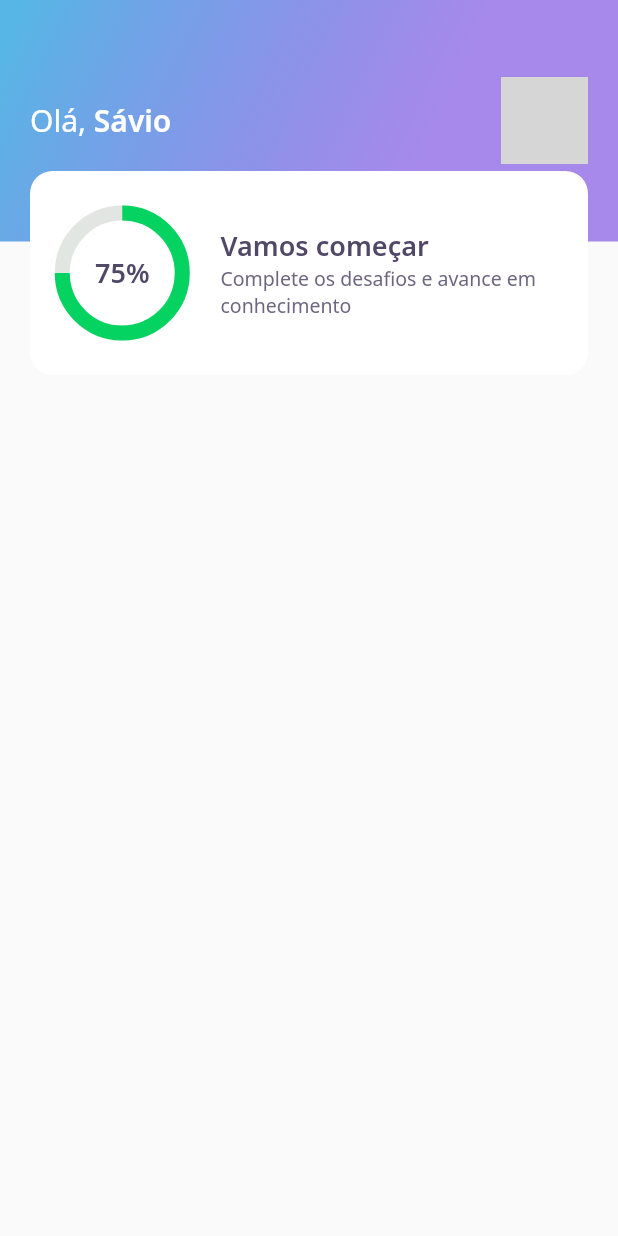
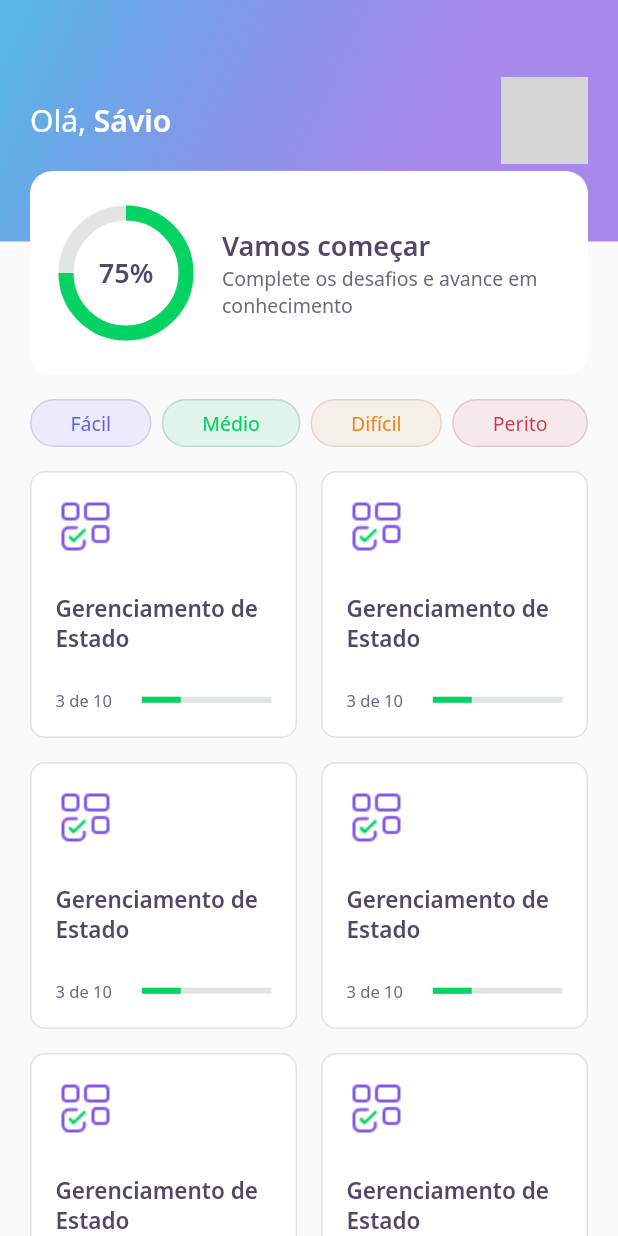
Before and after one commit to savioacp/DevQuiz, a Flutter app: the HomePage screen opened directly, on a phone screen of 412 x 824 dp. Run offline on Flutter 3.47's test engine with Material 2 defaults, Android fonts, the phone set to English and light mode, and no system bars; our stand-ins replace google_fonts; network calls fail; grey boxes are pictures that could not be loaded.

Commit message:
:two: Segundo dia
Página do desafio e cards de quiz, com seus respectivos widgets.

```diff
--- a/lib/core/app_widget.dart
+++ b/lib/core/app_widget.dart
@@ -1,3 +1,4 @@
+import 'package:dev_quiz/challenge/challenge_page.dart';
 import 'package:dev_quiz/home/home_page.dart';
 import 'package:dev_quiz/splash/splash_page.dart';
 import 'package:flutter/material.dart';
@@ -7,7 +8,7 @@ class AppWidget extends StatelessWidget {
   Widget build(BuildContext context) {
     return MaterialApp(
       title: "DevQuiz",
-      home: HomePage(),
+      home: ChallengePage(),
     );
   }
 }
--- a/lib/home/home_page.dart
+++ b/lib/home/home_page.dart
@@ -1,4 +1,6 @@
 import 'package:dev_quiz/home/widgets/appbar/appbar_widget.dart';
+import 'package:dev_quiz/home/widgets/level_button/level_button_widget.dart';
+import 'package:dev_quiz/home/widgets/quiz_card/quiz_card_widget.dart';
 import 'package:flutter/material.dart';
 
 class HomePage extends StatefulWidget {
@@ -11,6 +13,43 @@ class _HomePageState extends State<HomePage> {
   Widget build(BuildContext context) {
     return Scaffold(
       appBar: AppBarWidget(),
+      body: Padding(
+        padding: const EdgeInsets.symmetric(horizontal: 20),
+        child: Column(
+          children: [
+            SizedBox(
+              height: 16,
+            ),
+            Row(
+              mainAxisAlignment: MainAxisAlignment.spaceBetween,
+              children: [
+                LevelButtonWidget(label: "Fácil"),
+                LevelButtonWidget(label: "Médio"),
+                LevelButtonWidget(label: "Difícil"),
+                LevelButtonWidget(label: "Perito"),
+              ],
+            ),
+            SizedBox(
+              height: 16,
+            ),
+            Expanded(
+              child: GridView.count(
+                crossAxisSpacing: 16,
+                mainAxisSpacing: 16,
+                crossAxisCount: 2,
+                children: [
+                  QuizCardWidget(),
+                  QuizCardWidget(),
+                  QuizCardWidget(),
+                  QuizCardWidget(),
+                  QuizCardWidget(),
+                  QuizCardWidget(),
+                ],
+              ),
+            ),
+          ],
+        ),
+      ),
     );
   }
 }
--- /dev/null
+++ b/lib/home/widgets/level_button/level_button_widget.dart
@@ -0,0 +1,61 @@
+import 'package:dev_quiz/core/app_colors.dart';
+import 'package:flutter/material.dart';
+import 'package:google_fonts/google_fonts.dart';
+
+class LevelButtonWidget extends StatelessWidget {
+  final String label;
+
+  LevelButtonWidget({required this.label}) : assert(config.containsKey(label));
+
+  static final config = {
+    "Fácil": {
+      "color": AppColors.levelButtonFacil,
+      "borderColor": AppColors.levelButtonBorderFacil,
+      "fontColor": AppColors.levelButtonTextFacil,
+    },
+    "Médio": {
+      "color": AppColors.levelButtonMedio,
+      "borderColor": AppColors.levelButtonBorderMedio,
+      "fontColor": AppColors.levelButtonTextMedio,
+    },
+    "Difícil": {
+      "color": AppColors.levelButtonDificil,
+      "borderColor": AppColors.levelButtonBorderDificil,
+      "fontColor": AppColors.levelButtonTextDificil,
+    },
+    "Perito": {
+      "color": AppColors.levelButtonPerito,
+      "borderColor": AppColors.levelButtonBorderPerito,
+      "fontColor": AppColors.levelButtonTextPerito,
+    },
+  };
+
+  Color get color => config[label]!['color']!;
+  Color get borderColor => config[label]!['borderColor']!;
+  Color get fontColor => config[label]!['fontColor']!;
+
+  @override
+  Widget build(BuildContext context) {
+    return Container(
+      decoration: BoxDecoration(
+          borderRadius: BorderRadius.circular(28),
+          color: color,
+          border: Border.fromBorderSide(
+            BorderSide(color: borderColor),
+          )),
+      child: Padding(
+        padding: EdgeInsets.symmetric(
+          horizontal: 26,
+          vertical: 6,
+        ),
+        child: Text(
+          label,
+          style: GoogleFonts.notoSans(
+            color: fontColor,
+            fontSize: 13,
+          ),
+        ),
+      ),
+    );
+  }
+}
--- /dev/null
+++ b/lib/home/widgets/quiz_card/quiz_card_widget.dart
@@ -0,0 +1,51 @@
+import 'package:dev_quiz/core/app_colors.dart';
+import 'package:dev_quiz/core/app_images.dart';
+import 'package:dev_quiz/core/app_text_styles.dart';
+import 'package:dev_quiz/shared/widgets/progress_indicator/progress_indicator_widget.dart';
+import 'package:flutter/material.dart';
+
+class QuizCardWidget extends StatelessWidget {
+  @override
+  Widget build(BuildContext context) {
+    return Container(
+      padding: const EdgeInsets.all(16),
+      decoration: BoxDecoration(
+        border: Border.fromBorderSide(BorderSide(color: AppColors.border)),
+        color: AppColors.white,
+        borderRadius: BorderRadius.circular(10),
+      ),
+      child: Column(
+        crossAxisAlignment: CrossAxisAlignment.start,
+        children: [
+          Container(
+            height: 40,
+            width: 40,
+            child: Image.asset(AppImages.blocks),
+          ),
+          SizedBox(height: 24),
+          Text(
+            "Gerenciamento de Estado",
+            style: AppTextStyles.heading15,
+          ),
+          SizedBox(height: 24),
+          Row(
+            children: [
+              Text(
+                "3 de 10",
+                style: AppTextStyles.body11,
+              ),
+              SizedBox(
+                width: 20,
+              ),
+              Expanded(
+                child: ProgressIndicatorWidget(
+                  value: .30,
+                ),
+              )
+            ],
+          )
+        ],
+      ),
+    );
+  }
+}
--- a/lib/home/widgets/score_card/score_card_widget.dart
+++ b/lib/home/widgets/score_card/score_card_widget.dart
@@ -9,7 +9,7 @@ class ScoreCardWidget extends StatelessWidget {
     return Padding(
       padding: EdgeInsets.symmetric(horizontal: 20),
       child: Container(
-        padding: EdgeInsets.symmetric(horizontal: 20),
+        padding: EdgeInsets.symmetric(horizontal: 24),
         height: 136,
         decoration: BoxDecoration(
           color: AppColors.white,
@@ -18,14 +18,9 @@ class ScoreCardWidget extends StatelessWidget {
         child: Row(
           crossAxisAlignment: CrossAxisAlignment.center,
           children: [
+            ChartWidget(),
+            SizedBox(width: 24),
             Expanded(
-              flex: 1,
-              child: ChartWidget(),
-            ),
-            Expanded(
-              flex: 3,
-              child: Padding(
-                padding: EdgeInsets.only(left: 24),
               child: Column(
                 mainAxisAlignment: MainAxisAlignment.center,
                 crossAxisAlignment: CrossAxisAlignment.start,
@@ -40,7 +35,6 @@ class ScoreCardWidget extends StatelessWidget {
                   )
                 ],
               ),
-              ),
             )
           ],
         ),
--- /dev/null
+++ b/lib/shared/widgets/progress_indicator/progress_indicator_widget.dart
@@ -0,0 +1,18 @@
+import 'package:dev_quiz/core/app_colors.dart';
+import 'package:flutter/material.dart';
+
+class ProgressIndicatorWidget extends StatelessWidget {
+  final double value;
+
+  const ProgressIndicatorWidget({Key? key, required this.value})
+      : super(key: key);
+
+  @override
+  Widget build(BuildContext context) {
+    return LinearProgressIndicator(
+      value: value,
+      backgroundColor: AppColors.chartSecondary,
+      valueColor: AlwaysStoppedAnimation<Color>(AppColors.chartPrimary),
+    );
+  }
+}
```
Also changed, not shown: lib/challenge/challenge_page.dart (added, +23 -0 lines), lib/challenge/widgets/answer/answer_widget.dart (added, +94 -0 lines), lib/challenge/widgets/question_indicator/question_indicator_widget.dart (added, +37 -0 lines), lib/challenge/widgets/quiz/quiz_widget.dart (added, +44 -0 lines). Lines whose indentation alone changed are shown as unchanged.
